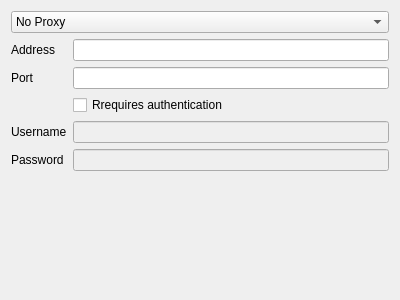
Qt form src/prymatex/gui/config/ui_files/network.ui (prymatex/prymatex) before a commit.
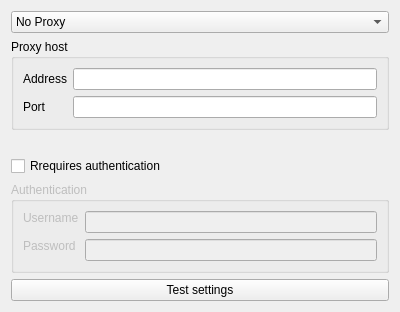
The same form after that commit. Icons and pictures are not drawn.

The edit to the form file:
```diff
--- a/src/prymatex/gui/config/ui_files/network.ui
+++ b/src/prymatex/gui/config/ui_files/network.ui
@@ -43,10 +43,11 @@
     </widget>
    </item>
    <item>
-    <layout class="QFormLayout" name="formLayout">
-     <property name="fieldGrowthPolicy">
-      <enum>QFormLayout::ExpandingFieldsGrow</enum>
+    <widget class="QGroupBox" name="groupBox_2">
+     <property name="title">
+      <string>Proxy host</string>
      </property>
+     <layout class="QGridLayout" name="gridLayout_2">
      <item row="0" column="0">
       <widget class="QLabel" name="label">
        <property name="text">
@@ -67,49 +68,82 @@
      <item row="1" column="1">
       <widget class="QLineEdit" name="lineProxyPort"/>
      </item>
-     <item row="3" column="0">
+     </layout>
+    </widget>
+   </item>
+   <item>
+    <widget class="QLabel" name="label_5">
+     <property name="text">
+      <string/>
+     </property>
+    </widget>
+   </item>
+   <item>
+    <widget class="QCheckBox" name="checkBox">
+     <property name="text">
+      <string>Rrequires authentication</string>
+     </property>
+    </widget>
+   </item>
+   <item>
+    <widget class="QGroupBox" name="groupBox">
+     <property name="enabled">
+      <bool>false</bool>
+     </property>
+     <property name="title">
+      <string>Authentication</string>
+     </property>
+     <layout class="QGridLayout" name="gridLayout">
+      <item row="0" column="0">
       <widget class="QLabel" name="label_4">
        <property name="text">
         <string>Username</string>
        </property>
       </widget>
      </item>
-     <item row="3" column="1">
+      <item row="0" column="1" rowspan="2">
       <widget class="QLineEdit" name="lineProxyUsername">
        <property name="enabled">
         <bool>false</bool>
        </property>
       </widget>
      </item>
-     <item row="4" column="0">
+      <item row="1" column="0" rowspan="2">
       <widget class="QLabel" name="label_3">
        <property name="text">
         <string>Password</string>
        </property>
       </widget>
      </item>
-     <item row="4" column="1">
-      <widget class="QLineEdit" name="lineProxyPassword">
-       <property name="enabled">
-        <bool>false</bool>
-       </property>
-      </widget>
-     </item>
-     <item row="2" column="0">
-      <widget class="QLabel" name="label_5">
-       <property name="text">
-        <string/>
-       </property>
-      </widget>
-     </item>
      <item row="2" column="1">
-      <widget class="QCheckBox" name="checkBox">
-       <property name="text">
-        <string>Rrequires authentication</string>
+       <widget class="QLineEdit" name="lineProxyPassword">
+        <property name="enabled">
+         <bool>false</bool>
        </property>
       </widget>
      </item>
     </layout>
+    </widget>
+   </item>
+   <item>
+    <widget class="QPushButton" name="pushButton">
+     <property name="text">
+      <string>Test settings</string>
+     </property>
+    </widget>
+   </item>
+   <item>
+    <spacer name="verticalSpacer">
+     <property name="orientation">
+      <enum>Qt::Vertical</enum>
+     </property>
+     <property name="sizeHint" stdset="0">
+      <size>
+       <width>20</width>
+       <height>40</height>
+      </size>
+     </property>
+    </spacer>
    </item>
   </layout>
  </widget>
```
Left out of the diff: 28 changed lines with no effect on the pictures. Lines whose indentation alone changed are shown as unchanged.
